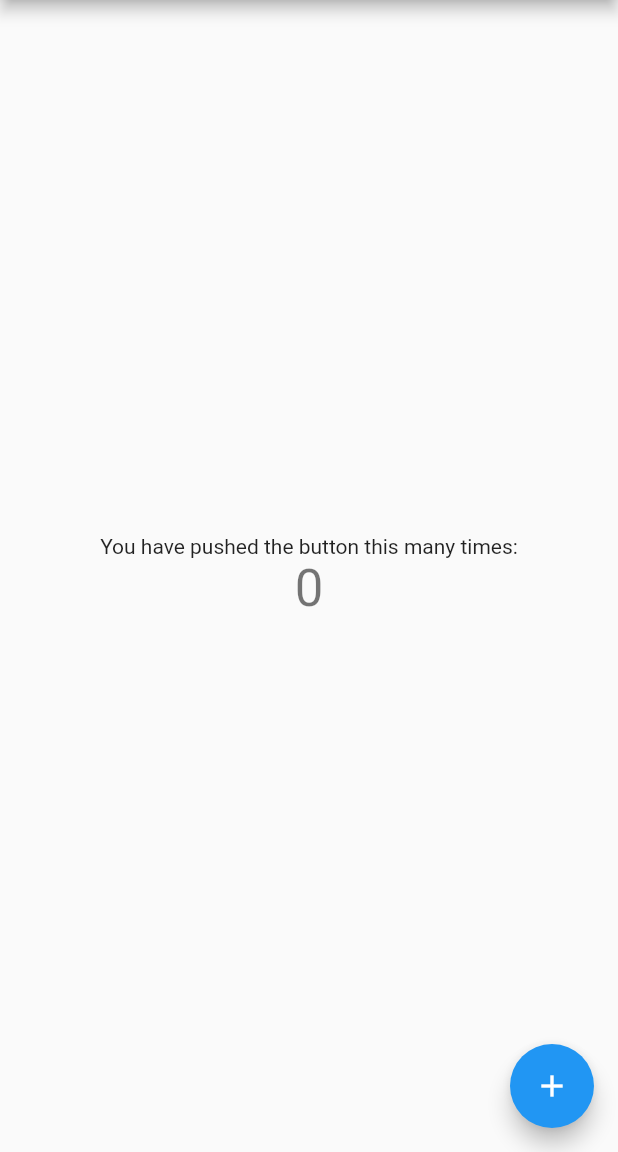
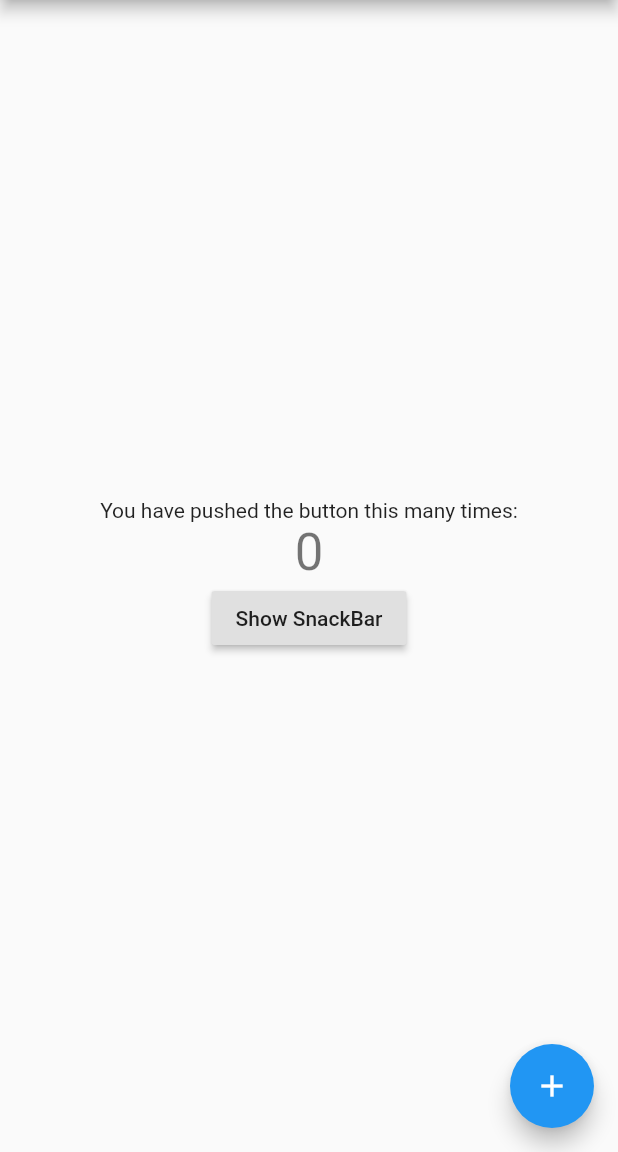
Before and after one commit to yayyar/test_flutter, a Flutter app: the screen it shows after launch, on a phone screen of 412 x 824 dp, the part 84-1236 px from its top. Run offline on Flutter 3.47's test engine with Material 2 defaults, Android fonts, the phone set to English and light mode, and no system bars.

Commit message:
add SnackBar

```diff
--- a/drawer_demo/lib/main.dart
+++ b/drawer_demo/lib/main.dart
@@ -59,6 +59,7 @@ class _MyHomePageState extends State<MyHomePage> {
               '$_counter',
               style: Theme.of(context).textTheme.headline4,
             ),
+            SnackBarPage(),
           ],
         ),
       ),
@@ -117,3 +118,28 @@ class _MyHomePageState extends State<MyHomePage> {
     );
   }
 }
+
+class SnackBarPage extends StatelessWidget {
+  @override
+  Widget build(BuildContext context) {
+    return Container(
+      child: RaisedButton(
+        child: Text('Show SnackBar'),
+        onPressed: (){
+          final snackBar = SnackBar(
+            content: Text('Yay! A SnackBar!'),
+            action: SnackBarAction(
+              label: 'Undo',
+              textColor: Colors.yellow,
+              onPressed: () {
+                // Some code to undo the change
+                print('Hello SnackBar');
+              },
+            ),
+          );
+          Scaffold.of(context).showSnackBar(snackBar);
+        },
+      ),
+    );
+  }
+}
```
